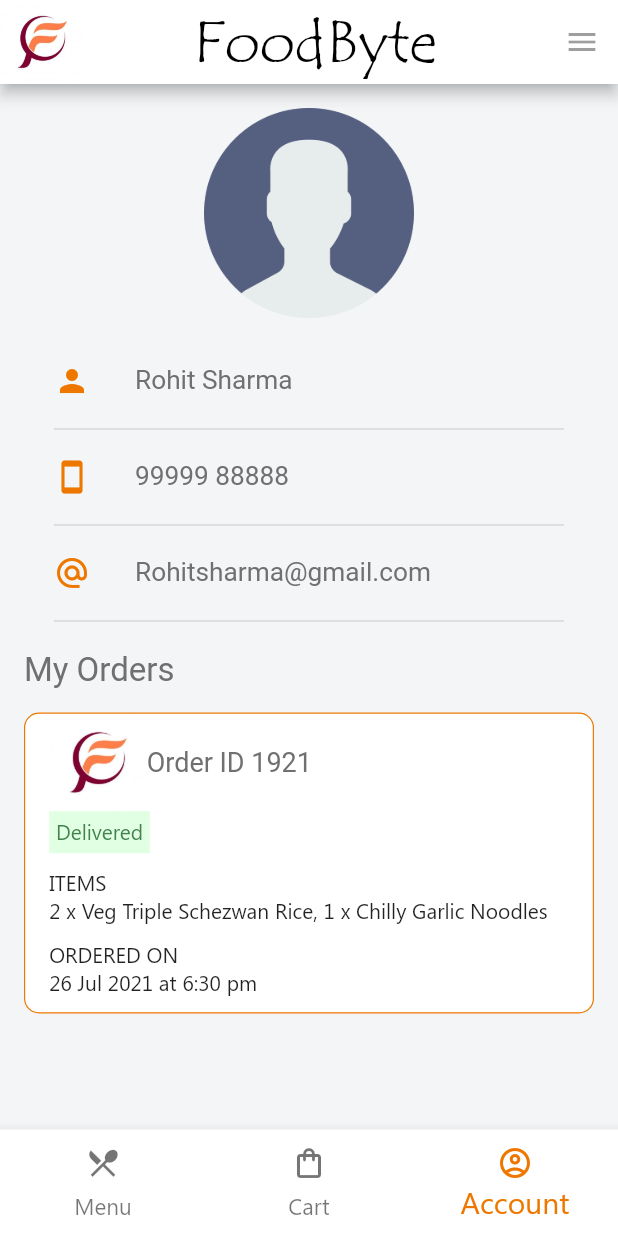
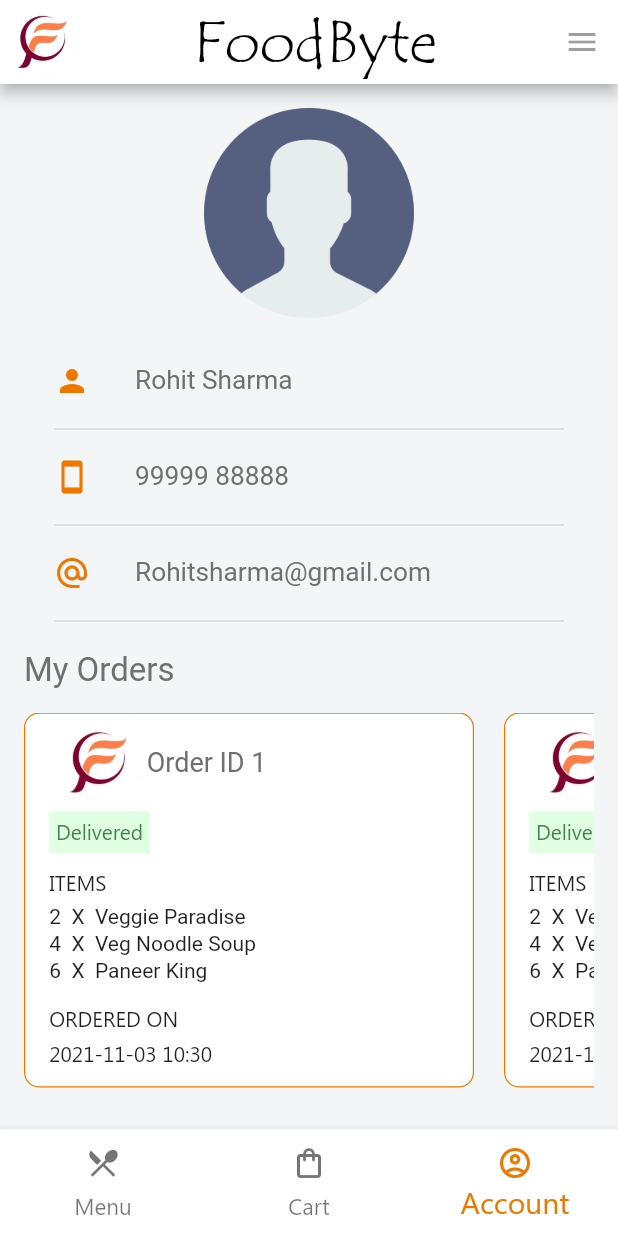
Before and after one commit to Meetg1/FoodByte, a Flutter app: the screen it shows after launch, item 3 of the bottom bar chosen, on a phone screen of 412 x 824 dp. Run offline on Flutter 3.47's test engine with Material 2 defaults, Android fonts, the phone set to English and light mode, and no system bars; Roboto replaces fonts that are missing (Georgia).

Commit message:
order model, order page

```diff
--- a/lib/main.dart
+++ b/lib/main.dart
@@ -2,7 +2,7 @@ import 'package:flutter/material.dart';
 import 'package:foodbyte/models/food_cart.dart';
 import 'package:foodbyte/screens/home.dart';
 import 'package:provider/provider.dart';
-import 'package:foodbyte/screens/signup_page.dart';
+// import 'package:foodbyte/screens/signup_page.dart';
 
 void main() {
   runApp(MyApp());
--- a/lib/models/food_cart.dart
+++ b/lib/models/food_cart.dart
@@ -1,6 +1,6 @@
 // import 'package:flutter/material.dart';
 import 'package:flutter/foundation.dart';
-import 'package:provider/provider.dart';
+// import 'package:provider/provider.dart';
 import 'food_item.dart';
 
 class FoodCart extends ChangeNotifier {
--- a/lib/models/order.dart
+++ b/lib/models/order.dart
@@ -2,9 +2,15 @@ class Order {
   final int orderid;
   // final String userid;
   final bool isDelivered = true;
-  final String deliveryDate;
+  var deliveryDate;
   var foodItems; // will be a Map() <FoodItem, int quantity>.
-  var paymentDetails; // will be a Map() of item total, tax, discount, etc.
+  double itemtotal;
+  double deliveryCharge;
+  double taxes;
+  double discount;
+  double total;
+  // var address; // will be a Map() of city, pincode,etc.
 
-  Order(this.orderid, this.deliveryDate, this.foodItems);
+  Order(this.orderid, this.deliveryDate, this.foodItems, this.itemtotal,
+      this.deliveryCharge, this.taxes, this.discount, this.total);
 }
--- /dev/null
+++ b/lib/models/order_brain.dart
@@ -0,0 +1,39 @@
+import 'package:foodbyte/models/food_item.dart';
+import 'package:foodbyte/models/order.dart';
+
+class OrderBrain {
+  List<Order> myOrders = [
+    Order(
+        1,
+        DateTime.now().toString(),
+        <FoodItem, int>{
+          FoodItem(11, 'Veggie Paradise', 'pizza3.png',
+              'Veg pizza with corn, olives & red paprika', 200): 2,
+          FoodItem(4, 'Veg Noodle Soup', 'chinese4.jpg',
+              'Delicious vegan soup with chinese noodles', 90): 4,
+          FoodItem(7, 'Paneer King', 'burger3.jfif',
+              'Fresh crumbled Paneer and red, yellow and green peppers', 130): 6
+        },
+        100,
+        30,
+        20,
+        5,
+        200),
+    Order(
+        1,
+        DateTime.now().toString(),
+        <FoodItem, int>{
+          FoodItem(11, 'Veggie Paradise', 'pizza3.png',
+              'Veg pizza with corn, olives & red paprika', 200): 2,
+          FoodItem(4, 'Veg Noodle Soup', 'chinese4.jpg',
+              'Delicious vegan soup with chinese noodles', 90): 4,
+          FoodItem(7, 'Paneer King', 'burger3.jfif',
+              'Fresh crumbled Paneer and red, yellow and green peppers', 130): 6
+        },
+        100,
+        30,
+        20,
+        5,
+        200)
+  ];
+}
--- a/lib/screens/profile_page.dart
+++ b/lib/screens/profile_page.dart
@@ -1,4 +1,10 @@
 import 'package:flutter/material.dart';
+// import 'package:foodbyte/models/order.dart';
+import 'package:foodbyte/models/order_brain.dart';
+import 'package:foodbyte/screens/order_page.dart';
+
+OrderBrain o = OrderBrain();
+var orders = o.myOrders;
 
 class ProfilePage extends StatelessWidget {
   // const profilePage({ Key? key }) : super(key: key);
@@ -6,7 +12,6 @@ class ProfilePage extends StatelessWidget {
   @override
   Widget build(BuildContext context) {
     return Container(
-
       child: Padding(
         padding: const EdgeInsets.symmetric(vertical: 16, horizontal: 16),
         child: Column(
@@ -114,8 +119,20 @@ class ProfilePage extends StatelessWidget {
             ),
             SizedBox(height: 15),
             Container(
-              width: double.infinity,
-              // height: 25,
+              height: 250,
+              child: ListView.builder(
+                  scrollDirection: Axis.horizontal,
+                  itemCount: orders.length,
+                  itemBuilder: (BuildContext context, int index) {
+                    // FoodItem fooditem = mostPopular[index];
+                    return GestureDetector(
+                      onTap: () => Navigator.of(context).push(MaterialPageRoute(
+                          builder: (context) => OrderPage(orders[index]))),
+                      // OrderPage(orders[index])
+                      child: Container(
+                        margin: EdgeInsets.only(right: 20),
+                        width: 300,
+                        // height: 400,
                         decoration: BoxDecoration(
                             color: Colors.white,
                             borderRadius: BorderRadius.all(Radius.circular(10)),
@@ -124,8 +141,7 @@ class ProfilePage extends StatelessWidget {
                               width: 0.8,
                             )),
                         child: Padding(
-                padding:
-                    const EdgeInsets.fromLTRB(16, 0, 0, 10),
+                          padding: const EdgeInsets.fromLTRB(16, 0, 0, 10),
                           child: Column(
                             crossAxisAlignment: CrossAxisAlignment.start,
                             children: [
@@ -133,10 +149,11 @@ class ProfilePage extends StatelessWidget {
                                 children: [
                                   Image(
                                     width: 65,
-                          image: AssetImage('assets/images/logo_login.jpg'),
+                                    image: AssetImage(
+                                        'assets/images/logo_login.jpg'),
                                   ),
                                   Text(
-                          "Order ID 1921",
+                                    "Order ID ${orders[index].orderid}",
                                     style: TextStyle(
                                       fontFamily: 'Georgia',
                                       fontSize: 18,
@@ -169,14 +186,19 @@ class ProfilePage extends StatelessWidget {
                                   fontSize: 14,
                                 ),
                               ),
-                    Text(
-                      '2 x Veg Triple Schezwan Rice, 1 x Chilly Garlic Noodles',
-                      style: TextStyle(
-                        fontFamily: 'Segoe UI',
-                        fontSize: 14,
+                              SizedBox(height: 5),
+                              Column(
+                                crossAxisAlignment: CrossAxisAlignment.start,
+                                children: [
+                                  for (var key in orders[index].foodItems.keys)
+                                    Container(
+                                      margin: EdgeInsets.only(bottom: 2),
+                                      child: Text(
+                                          "${orders[index].foodItems[key]}  X  ${key.name}"),
+                                    )
+                                ],
                               ),
-                    ),
-                    SizedBox(height: 10),
+                              SizedBox(height: 13),
                               Text(
                                 'ORDERED ON',
                                 style: TextStyle(
@@ -184,8 +206,10 @@ class ProfilePage extends StatelessWidget {
                                   fontSize: 14,
                                 ),
                               ),
+                              SizedBox(height: 4),
                               Text(
-                      '26 Jul 2021 at 6:30 pm',
+                                orders[index].deliveryDate.substring(0, 16),
+                                // '26 Jul 2021 at 6:30 pm',
                                 style: TextStyle(
                                   fontFamily: 'Segoe UI',
                                   fontSize: 14,
@@ -195,10 +219,12 @@ class ProfilePage extends StatelessWidget {
                           ),
                         ),
                       ),
+                    );
+                  }),
+            ),
           ],
         ),
       ),
-
     );
   }
 }
```
Also changed, not shown: lib/screens/food_detail_page.dart (+5 -2 lines), lib/screens/order_page.dart (renamed from lib/screens/cart_page.dart, +64 -148 lines). Lines whose indentation alone changed are shown as unchanged.
